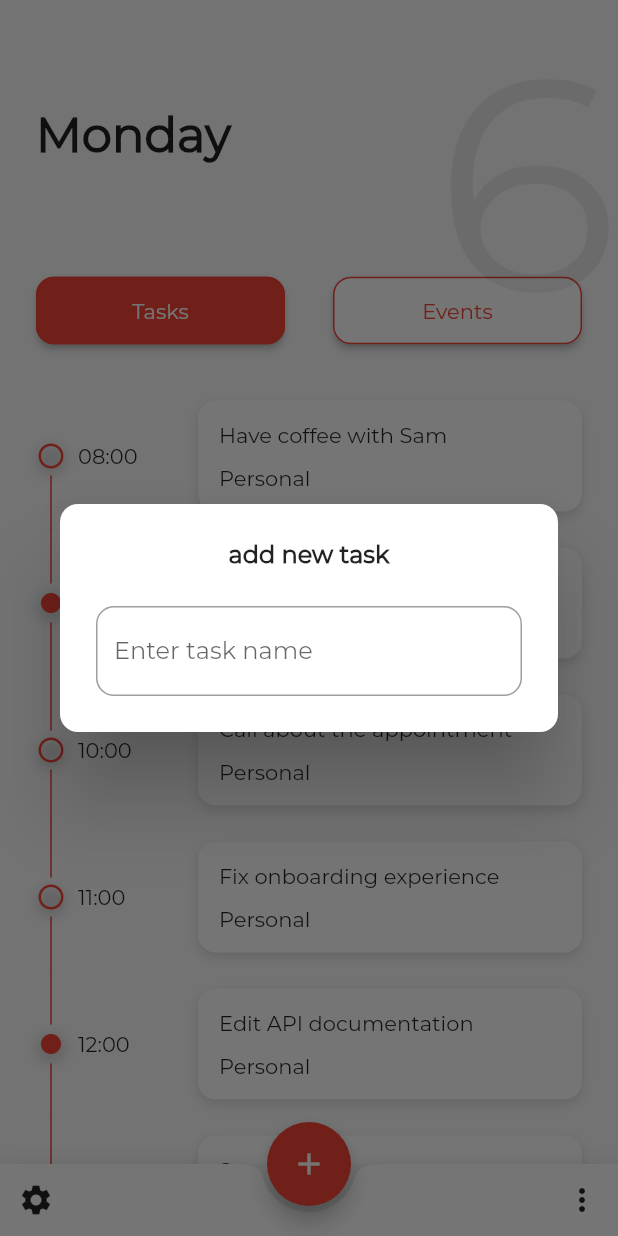
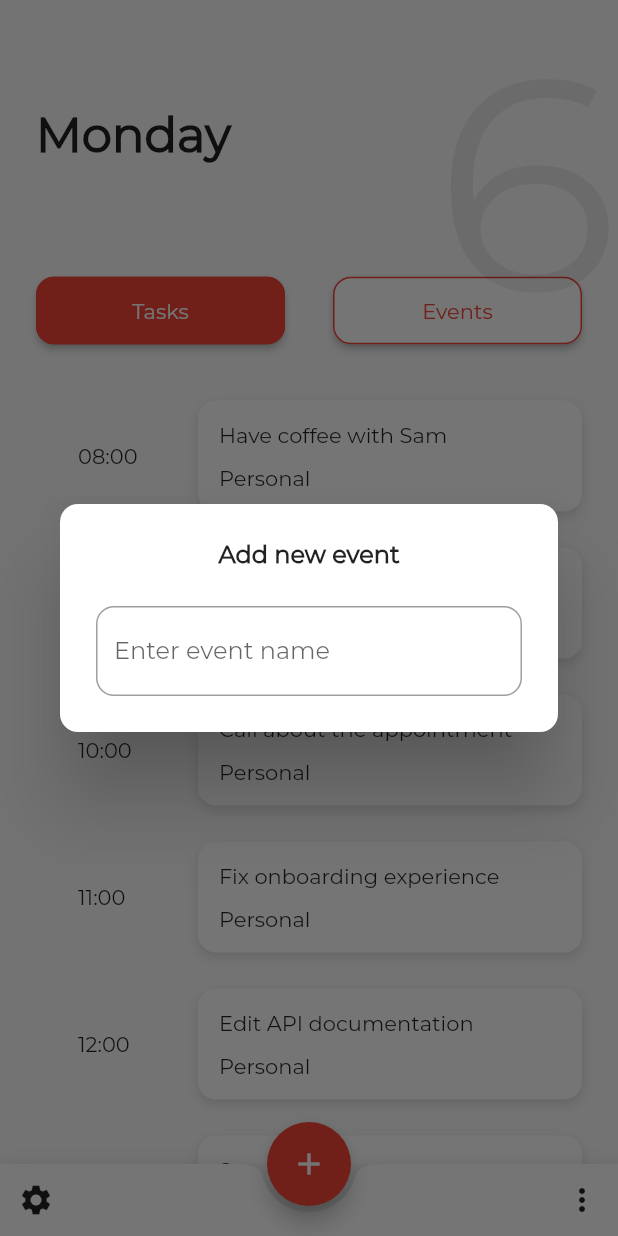
Before and after one commit to lucsbasto/todo-app, a Flutter app: the screen it shows after launch, after a tap on the "add" icon, on a phone screen of 412 x 824 dp. Run offline on Flutter 3.47's test engine with Material 2 defaults, Android fonts, the phone set to English and light mode, and no system bars.

Commit message:
criado pagina de adicionar evento

```diff
--- a/lib/main.dart
+++ b/lib/main.dart
@@ -1,4 +1,5 @@
 import 'package:flutter/material.dart';
+import 'package:todo_app/pages/add_event_page.dart';
 import 'package:todo_app/pages/add_task_page.dart';
 import 'package:todo_app/pages/event_page.dart';
 import 'package:todo_app/pages/task_page.dart';
@@ -48,7 +49,7 @@ class _MyHomePageState extends State<MyHomePage> {
             context: context,
             builder: (BuildContext context) {
               return Dialog(
-                child: AddTaskPage(),
+                child: AddEventPage(),
                 shape: RoundedRectangleBorder(
                   borderRadius: BorderRadius.all(
                     Radius.circular(12),
--- /dev/null
+++ b/lib/pages/add_event_page.dart
@@ -0,0 +1,38 @@
+import 'package:flutter/material.dart';
+
+class AddEventPage extends StatefulWidget {
+  @override
+  _AddEventPageState createState() => _AddEventPageState();
+}
+
+class _AddEventPageState extends State<AddEventPage> {
+  @override
+  Widget build(BuildContext context) {
+    return Padding(
+      padding: const EdgeInsets.all(24.0),
+      child: Column(
+        mainAxisSize: MainAxisSize.min,
+        children: <Widget>[
+          Center(
+            child: Text(
+              "Add new event",
+              style: TextStyle(fontWeight: FontWeight.bold, fontSize: 16),
+            ),
+          ),
+          SizedBox(
+            height: 24,
+          ),
+          TextField(
+            decoration: InputDecoration(
+                border: OutlineInputBorder(
+                  borderRadius: BorderRadius.all(
+                    Radius.circular(12),
+                  ),
+                ),
+                labelText: "Enter event name"),
+          ),
+        ],
+      ),
+    );
+  }
+}
```
